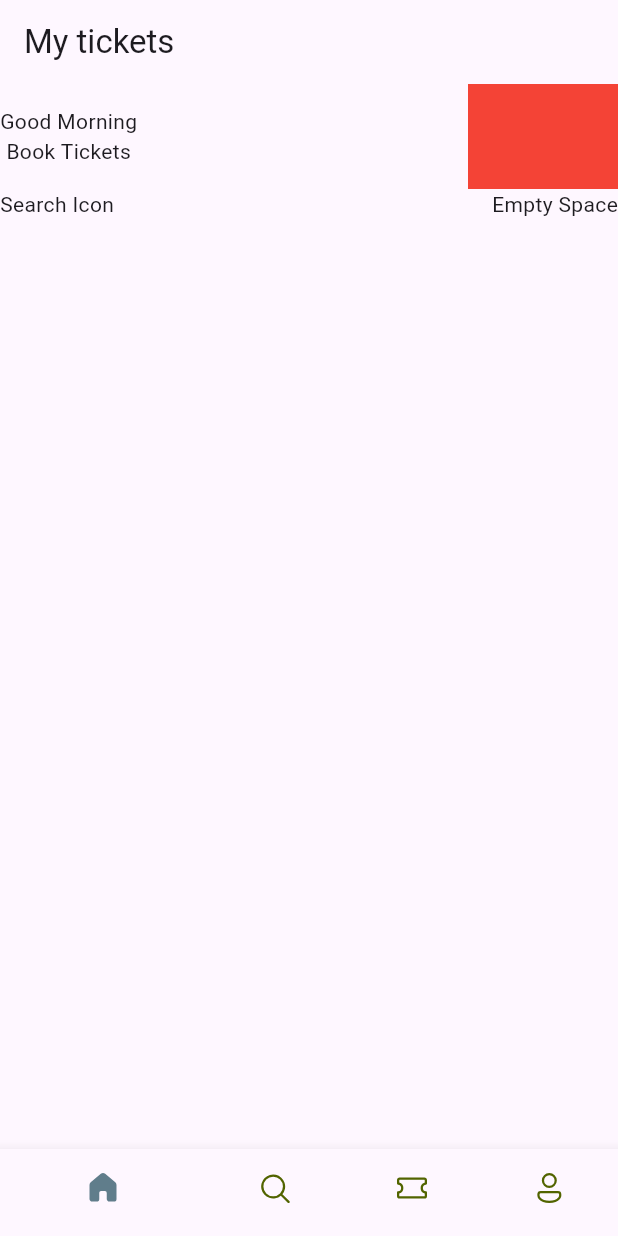
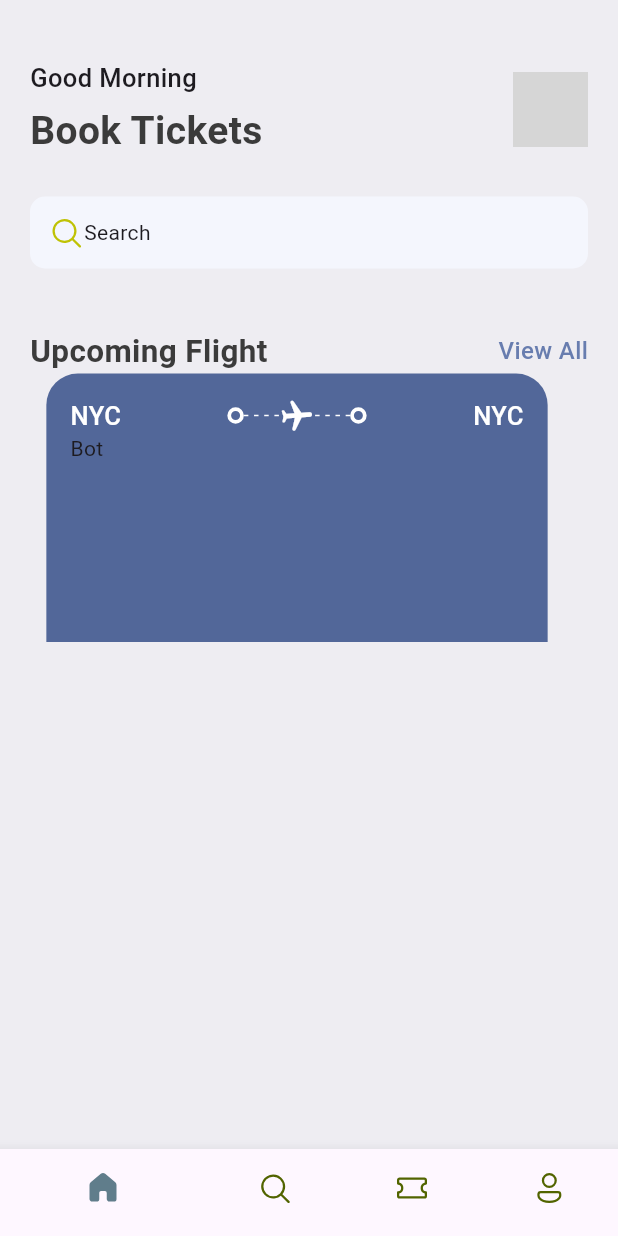
Before and after one commit to yky32/ticket-app, a Flutter app: the screen it shows after launch, on a phone screen of 412 x 824 dp. Run offline on Flutter 3.47's test engine with Material 3 defaults, Android fonts, the phone set to English and light mode, and no system bars; our stand-ins replace fluentui_icons; grey boxes are pictures that could not be loaded.

Commit message:
add widgets

```diff
--- a/lib/base/bottom_nav_bar.dart
+++ b/lib/base/bottom_nav_bar.dart
@@ -28,9 +28,6 @@ class _BottomNavBarState extends State<BottomNavBar> {
   @override
   Widget build(BuildContext context) {
     return Scaffold(
-        appBar: AppBar(
-          title: const Text("My tickets"),
-        ),
         body: appScreens[_selectedIndex],
         bottomNavigationBar: BottomNavigationBar(
             currentIndex: _selectedIndex,
--- /dev/null
+++ b/lib/base/res/media.dart
@@ -0,0 +1,4 @@
+class AppMedia {
+  static const _baseImage = "assets/images/";
+  static const logo = '$_baseImage/logo.png';
+}
--- /dev/null
+++ b/lib/base/res/styles/app_styles.dart
@@ -0,0 +1,19 @@
+import 'package:flutter/material.dart';
+
+Color primary = const Color(0xFF687daf);
+
+class AppStyles {
+  static Color primaryColor = primary;
+  static Color bgColor = const Color(0xFFeeedf2);
+  static Color textColor = const Color(0xFF3b3b3b);
+  static Color ticketBlue = const Color(0xFF526799);
+
+  static TextStyle textStyle =
+      TextStyle(fontSize: 16, fontWeight: FontWeight.w500, color: textColor);
+  static TextStyle headLineStyle1 =
+      TextStyle(fontSize: 26, fontWeight: FontWeight.bold, color: textColor);
+  static TextStyle headLineStyle2 =
+      TextStyle(fontSize: 21, fontWeight: FontWeight.bold, color: textColor);
+  static TextStyle headLineStyle3 =
+      const TextStyle(fontSize: 17, fontWeight: FontWeight.w500);
+}
--- /dev/null
+++ b/lib/base/widgets/app_double_text.dart
@@ -0,0 +1,28 @@
+import 'package:flutter/material.dart';
+
+import '../res/styles/app_styles.dart';
+
+class AppDoubleText extends StatelessWidget {
+  const AppDoubleText(
+      {super.key, required this.bigText, required this.smallText});
+
+  final String bigText;
+  final String smallText;
+
+  @override
+  Widget build(BuildContext context) {
+    return Row(
+      mainAxisAlignment: MainAxisAlignment.spaceBetween,
+      children: [
+        Text(bigText, style: AppStyles.headLineStyle2),
+        InkWell(
+          onTap: () {
+          },
+          child: Text(smallText, style: AppStyles.textStyle.copyWith(
+            color: AppStyles.primaryColor
+          )),
+        )
+      ],
+    );
+  }
+}
--- /dev/null
+++ b/lib/base/widgets/app_layoutbuilder_widget.dart
@@ -0,0 +1,27 @@
+import 'package:flutter/material.dart';
+
+class AppLayoutBuilderWidget extends StatelessWidget {
+  const AppLayoutBuilderWidget({super.key, required this.randomDivider});
+
+  final int randomDivider;
+
+  @override
+  Widget build(BuildContext context) {
+    return LayoutBuilder(
+        builder: (BuildContext context, BoxConstraints constraints) {
+      var length = (constraints.constrainWidth() / randomDivider).floor();
+      print("$length");
+      return Flex(
+          mainAxisAlignment: MainAxisAlignment.spaceBetween,
+          direction: Axis.horizontal,
+          children: List.generate(
+              length,
+              (index) => const SizedBox(
+                    width: 3,
+                    height: 1,
+                    child: DecoratedBox(
+                        decoration: BoxDecoration(color: Colors.white)),
+                  )));
+    });
+  }
+}
--- /dev/null
+++ b/lib/base/widgets/big_dot.dart
@@ -0,0 +1,17 @@
+import 'package:flutter/cupertino.dart';
+import 'package:flutter/material.dart';
+
+class BigDot extends StatelessWidget {
+  const BigDot({super.key});
+
+  @override
+  Widget build(BuildContext context) {
+    return Container(
+      padding: const EdgeInsets.all(3),
+      decoration: BoxDecoration(
+        border: Border.all(width: 2.5, color: Colors.white),
+        borderRadius: BorderRadius.circular(20)
+      ),
+    );
+  }
+}
--- /dev/null
+++ b/lib/base/widgets/ticket_view.dart
@@ -0,0 +1,67 @@
+import 'package:flutter/material.dart';
+import 'package:ticket_app/base/res/styles/app_styles.dart';
+import 'package:ticket_app/base/widgets/app_layoutbuilder_widget.dart';
+import 'package:ticket_app/base/widgets/big_dot.dart';
+
+class TicketView extends StatelessWidget {
+  const TicketView({super.key});
+
+  @override
+  Widget build(BuildContext context) {
+    final size = MediaQuery.of(context).size;
+    return SizedBox(
+      width: size.width * 0.85,
+      height: 179,
+      child: Container(
+        margin: const EdgeInsets.only(right: 16),
+        padding: const EdgeInsets.all(16),
+        decoration: BoxDecoration(
+            color: AppStyles.ticketBlue,
+            borderRadius: const BorderRadius.only(
+                topLeft: Radius.circular(21), topRight: Radius.circular(21))),
+        child: Column(
+          children: [
+            Row(
+              children: [
+                Text(
+                  "NYC",
+                  style: AppStyles.headLineStyle3.copyWith(color: Colors.white),
+                ),
+                Expanded(child: Container()),
+                const BigDot(),
+                Expanded(
+                    child: Stack(
+                  children: [
+                    const SizedBox(
+                      height: 24,
+                      child: AppLayoutBuilderWidget(
+                        randomDivider: 6,
+                      ),
+                    ),
+                    Center(
+                      child: Transform.rotate(
+                          angle: 1.5,
+                          child: const Icon(
+                            Icons.local_airport_rounded,
+                            color: Colors.white,
+                          )),
+                    )
+                  ],
+                )),
+                const BigDot(),
+                Expanded(child: Container()),
+                Text(
+                  "NYC",
+                  style: AppStyles.headLineStyle3.copyWith(color: Colors.white),
+                )
+              ],
+            ),
+            const Row(
+              children: [Text("Bot")],
+            )
+          ],
+        ),
+      ),
+    );
+  }
+}
--- a/lib/main.dart
+++ b/lib/main.dart
@@ -12,6 +12,7 @@ class MyApp extends StatelessWidget {
   @override
   Widget build(BuildContext context) {
     return const MaterialApp(
+      debugShowCheckedModeBanner: false,
       home: BottomNavBar(),
     );
   }
--- a/lib/screens/home_screen.dart
+++ b/lib/screens/home_screen.dart
@@ -1,4 +1,10 @@
+import 'package:fluentui_icons/fluentui_icons.dart';
 import 'package:flutter/material.dart';
+import 'package:ticket_app/base/widgets/ticket_view.dart';
+
+import '../base/res/media.dart';
+import '../base/res/styles/app_styles.dart';
+import '../base/widgets/app_double_text.dart';
 
 class HomeScreen extends StatelessWidget {
   const HomeScreen({super.key});
@@ -10,35 +16,61 @@ class HomeScreen extends StatelessWidget {
     // ListView.Builder
     // Expand
     return Scaffold(
+      backgroundColor: AppStyles.bgColor,
       body: ListView(
         children: [
-          Column(
+          const SizedBox(height: 40),
+          Container(
+            padding: const EdgeInsets.symmetric(horizontal: 20),
+            child: Column(
               children: [
                 Row(
                   mainAxisAlignment: MainAxisAlignment.spaceBetween,
                   children: [
-                  const Column(
+                    Column(
+                      crossAxisAlignment: CrossAxisAlignment.start,
                       children: [
-                      Text("Good Morning"),
-                      Text("Book Tickets"),
+                        Text(
+                          "Good Morning",
+                          style: AppStyles.headLineStyle3,
+                        ),
+                        const SizedBox(height: 5),
+                        Text("Book Tickets", style: AppStyles.headLineStyle1),
                       ],
                     ),
                     Container(
-                    color: Colors.red,
-                    width: 100,
-                    height: 70,
+                      width: 50,
+                      height: 50,
+                      decoration: BoxDecoration(
+                          borderRadius: BorderRadius.circular(10),
+                          image: const DecorationImage(
+                              image: AssetImage(AppMedia.logo))),
                     ),
                   ],
                 ),
-              const Row(
-                mainAxisAlignment: MainAxisAlignment.spaceBetween,
+                const SizedBox(height: 25),
+                Container(
+                  padding:
+                      const EdgeInsets.symmetric(horizontal: 12, vertical: 12),
+                  decoration: BoxDecoration(
+                    borderRadius: BorderRadius.circular(10),
+                    color: const Color(0xFFF4F6FD),
+                  ),
+                  child: const Row(
+                    // mainAxisAlignment: MainAxisAlignment.spaceBetween,
                     children: [
-                  Text("Search Icon"),
-                  Text("Empty Space"),
+                      Icon(FluentSystemIcons.ic_fluent_search_regular,
+                          color: Color(0xFFBFC205)),
+                      Text("Search"),
                     ],
-              )
+                  ),
+                ),
+                const SizedBox(height: 40),
+                const AppDoubleText(bigText: "Upcoming Flight", smallText: "View All"),
+                TicketView()
               ],
-          )
+            ),
+          ),
         ],
       ),
     );
--- a/pubspec.yaml
+++ b/pubspec.yaml
@@ -60,9 +60,8 @@ flutter:
   uses-material-design: true
 
   # To add assets to your application, add an assets section, like this:
-  # assets:
-  #   - images/a_dot_burr.jpeg
-  #   - images/a_dot_ham.jpeg
+  assets:
+    - assets/images/
 
   # An image asset can refer to one or more resolution-specific "variants", see
   # https://flutter.dev/to/resolution-aware-images
```
Also changed, not shown: assets/images/city_view.png (added), assets/images/hotel_room.png (added), assets/images/logo.png (added). Lines whose indentation alone changed are shown as unchanged.
